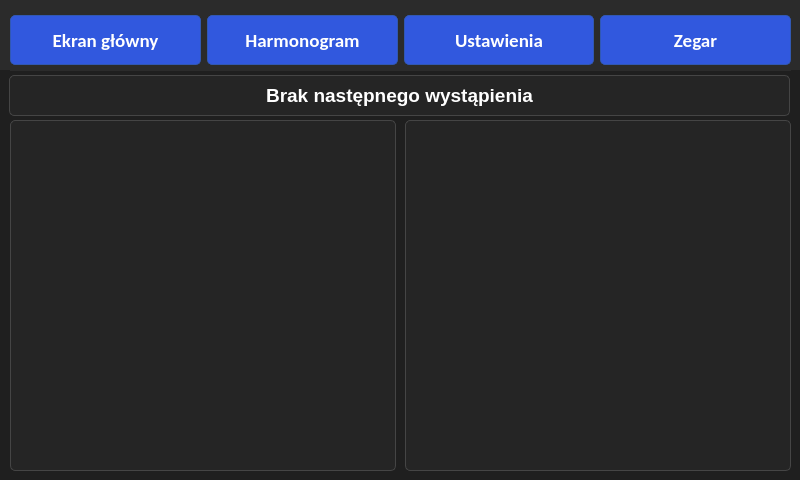
Above: form.ui from Szepiin/StressFreeBell before the change. Below: the same form after it.
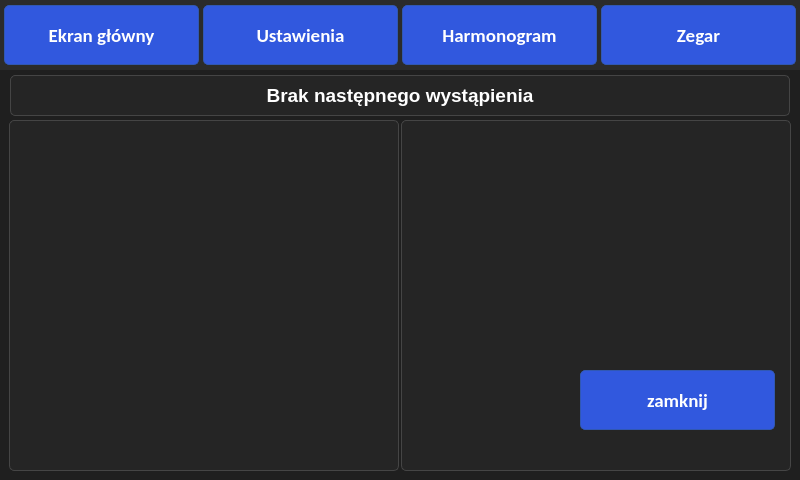
That is the form after the change. The open tabs and pages were chosen to show the change.

```diff
--- a/form.ui
+++ b/form.ui
@@ -93,9 +93,9 @@
      <widget class="QLabel" name="lblNextOccurence">
       <property name="geometry">
        <rect>
-        <x>9</x>
+        <x>10</x>
         <y>5</y>
-        <width>781</width>
+        <width>780</width>
         <height>41</height>
        </rect>
       </property>
@@ -136,9 +136,9 @@
      <widget class="QListWidget" name="listOccurencesR">
       <property name="geometry">
        <rect>
-        <x>405</x>
+        <x>401</x>
         <y>50</y>
-        <width>386</width>
+        <width>390</width>
         <height>351</height>
        </rect>
       </property>
@@ -158,6 +158,16 @@
       <property name="contextMenuPolicy">
        <enum>Qt::ContextMenuPolicy::NoContextMenu</enum>
       </property>
+      <property name="styleSheet">
+       <string notr="true">QListWidget{
+text-align: center;}
+
+QListWidget::item {
+    text-align: center;          /* Wyśrodkowanie tekstu */
+    padding: 5px;               /* Dodanie odstępów wewnętrznych */
+
+}</string>
+      </property>
       <property name="frameShape">
        <enum>QFrame::Shape::Box</enum>
       </property>
@@ -183,9 +193,9 @@
      <widget class="QListWidget" name="listOccurencesL">
       <property name="geometry">
        <rect>
-        <x>10</x>
+        <x>9</x>
         <y>50</y>
-        <width>386</width>
+        <width>390</width>
         <height>351</height>
        </rect>
       </property>
@@ -205,6 +215,16 @@
       <property name="contextMenuPolicy">
        <enum>Qt::ContextMenuPolicy::NoContextMenu</enum>
       </property>
+      <property name="styleSheet">
+       <string notr="true">QListWidget{
+text-align: center;}
+
+QListWidget::item {
+    text-align: center;          /* Wyśrodkowanie tekstu */
+    padding: 5px;               /* Dodanie odstępów wewnętrznych */
+
+}</string>
+      </property>
       <property name="frameShape">
        <enum>QFrame::Shape::Box</enum>
       </property>
@@ -227,6 +247,32 @@
        <set>Qt::AlignmentFlag::AlignHCenter</set>
       </property>
      </widget>
+     <widget class="QPushButton" name="btnClose">
+      <property name="geometry">
+       <rect>
+        <x>580</x>
+        <y>300</y>
+        <width>195</width>
+        <height>60</height>
+       </rect>
+      </property>
+      <property name="minimumSize">
+       <size>
+        <width>0</width>
+        <height>60</height>
+       </size>
+      </property>
+      <property name="font">
+       <font>
+        <family>Calibri</family>
+        <pointsize>14</pointsize>
+        <bold>true</bold>
+       </font>
+      </property>
+      <property name="text">
+       <string>zamknij</string>
+      </property>
+     </widget>
     </widget>
     <widget class="QWidget" name="Schedule">
      <property name="styleSheet">
@@ -1407,25 +1453,19 @@
      </widget>
     </widget>
    </widget>
-   <widget class="QWidget" name="layoutWidget">
+   <widget class="QPushButton" name="btnClock">
     <property name="geometry">
      <rect>
-      <x>10</x>
-      <y>10</y>
-      <width>781</width>
-      <height>61</height>
+      <x>601</x>
+      <y>5</y>
+      <width>195</width>
+      <height>60</height>
      </rect>
     </property>
-    <layout class="QHBoxLayout" name="horizontalLayout">
-     <property name="sizeConstraint">
-      <enum>QLayout::SizeConstraint::SetDefaultConstraint</enum>
-     </property>
-     <item>
-      <widget class="QPushButton" name="btnMain">
        <property name="minimumSize">
         <size>
          <width>0</width>
-         <height>50</height>
+      <height>60</height>
         </size>
        </property>
        <property name="font">
@@ -1436,19 +1476,25 @@
         </font>
        </property>
        <property name="text">
-        <string>Ekran główny</string>
+     <string>Zegar</string>
        </property>
        <attribute name="buttonGroup">
         <string notr="true">gbtnScreens</string>
        </attribute>
       </widget>
-     </item>
-     <item>
       <widget class="QPushButton" name="btnSchedule">
+    <property name="geometry">
+     <rect>
+      <x>402</x>
+      <y>5</y>
+      <width>195</width>
+      <height>60</height>
+     </rect>
+    </property>
        <property name="minimumSize">
         <size>
          <width>0</width>
-         <height>50</height>
+      <height>60</height>
         </size>
        </property>
        <property name="font">
@@ -1465,13 +1511,19 @@
         <string notr="true">gbtnScreens</string>
        </attribute>
       </widget>
-     </item>
-     <item>
       <widget class="QPushButton" name="btnSettings">
+    <property name="geometry">
+     <rect>
+      <x>203</x>
+      <y>5</y>
+      <width>195</width>
+      <height>60</height>
+     </rect>
+    </property>
        <property name="minimumSize">
         <size>
          <width>0</width>
-         <height>50</height>
+      <height>60</height>
         </size>
        </property>
        <property name="font">
@@ -1488,13 +1540,19 @@
         <string notr="true">gbtnScreens</string>
        </attribute>
       </widget>
-     </item>
-     <item>
-      <widget class="QPushButton" name="btnClock">
+   <widget class="QPushButton" name="btnMain">
+    <property name="geometry">
+     <rect>
+      <x>4</x>
+      <y>5</y>
+      <width>195</width>
+      <height>60</height>
+     </rect>
+    </property>
        <property name="minimumSize">
         <size>
          <width>0</width>
-         <height>50</height>
+      <height>60</height>
         </size>
        </property>
        <property name="font">
@@ -1505,15 +1563,17 @@
         </font>
        </property>
        <property name="text">
-        <string>Zegar</string>
+     <string>Ekran główny</string>
        </property>
        <attribute name="buttonGroup">
         <string notr="true">gbtnScreens</string>
        </attribute>
       </widget>
-     </item>
-    </layout>
-   </widget>
+   <zorder>btnClock</zorder>
+   <zorder>stackedWidget</zorder>
+   <zorder>btnSchedule</zorder>
+   <zorder>btnSettings</zorder>
+   <zorder>btnMain</zorder>
   </widget>
  </widget>
  <resources/>
```
Left out of the diff: 60 changed lines with no effect on the pictures. Lines whose indentation alone changed are shown as unchanged.
